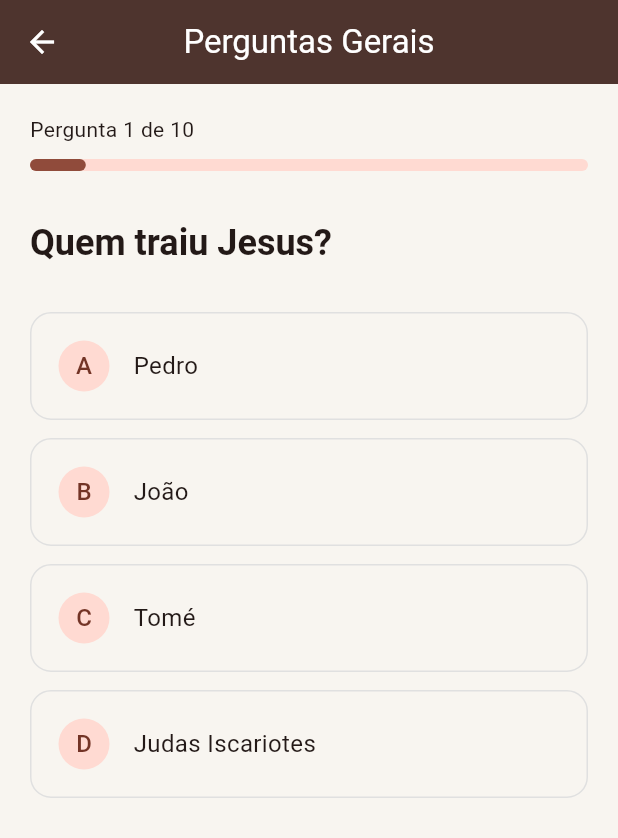
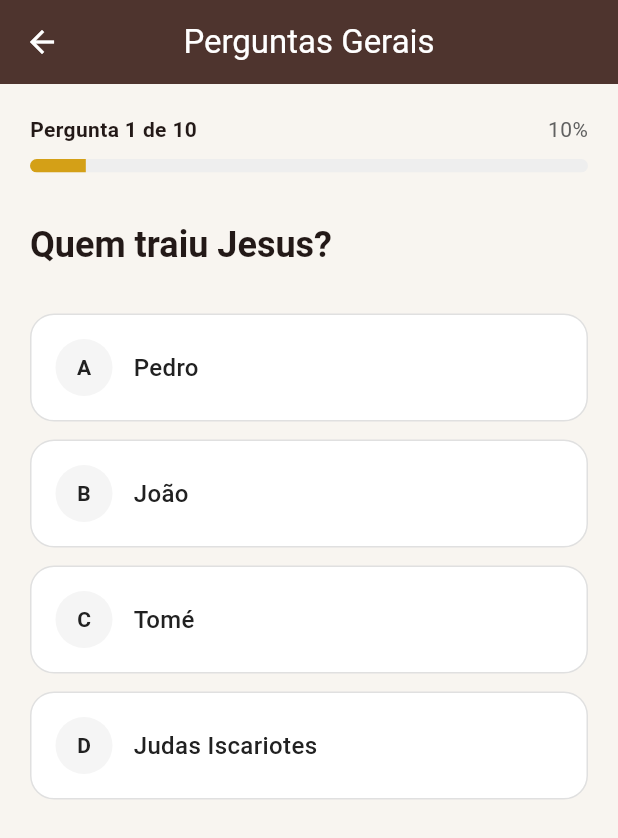
Before and after one commit to DagmarMpheio/bible_quiz_game, a Flutter app: the screen it shows after launch, after a tap on "Começar Quiz", after a tap on "Perguntas Gerais", on a phone screen of 412 x 824 dp. Shown: the top 838 px of the screen. Run offline on Flutter 3.47's test engine with Material 3 defaults, Android fonts, the phone set to English and light mode, and no system bars; our stand-ins replace flutter_riverpod, go_router.

Commit message:
utilização de widgets

```diff
--- a/lib/core/routes/app_router.dart
+++ b/lib/core/routes/app_router.dart
@@ -1,4 +1,5 @@
 import 'package:bible_quiz_game/models/category_model.dart';
+import 'package:bible_quiz_game/screens/splash/splash_screen.dart';
 import 'package:go_router/go_router.dart';
 
 import '../../screens/categories/categories_screen.dart';
@@ -9,8 +10,18 @@ import '../../screens/result/result_screen.dart';
 final GoRouter appRouter = GoRouter(
   initialLocation: '/',
   routes: [
+     GoRoute(
+      path: '/',
+      name: SplashScreen.routeName,
+      builder: (
+        context,
+        state,
+      ) {
+        return const SplashScreen();
+      },
+    ),
     GoRoute(
-      path: '/',
+      path: '/home',
       name: HomeScreen.routeName,
       builder: (context, state) {
         return const HomeScreen();
--- a/lib/screens/categories/categories_screen.dart
+++ b/lib/screens/categories/categories_screen.dart
@@ -1,14 +1,37 @@
 import 'package:bible_quiz_game/models/category_model.dart';
 import 'package:bible_quiz_game/screens/quiz/quiz_screen.dart';
+import 'package:bible_quiz_game/widgets/category_card.dart';
 import 'package:flutter/material.dart';
 import 'package:go_router/go_router.dart';
 
-//===============================================================
-// Tela que apresenta as categorias disponíveis para o quiz.
-//===============================================================
 class CategoriesScreen extends StatelessWidget {
   static const String routeName = 'categories-screen';
   const CategoriesScreen({super.key});
+
+  IconData _getCategoryIcon(QuizCategory category) {
+    switch (category) {
+      case QuizCategory.geral:
+        return Icons.quiz_rounded;
+
+      case QuizCategory.antigoTestamento:
+        return Icons.history_edu_rounded;
+
+      case QuizCategory.novoTestamento:
+        return Icons.auto_stories_rounded;
+
+      case QuizCategory.jesusCristo:
+        return Icons.favorite_rounded;
+
+      case QuizCategory.personagens:
+        return Icons.groups_rounded;
+
+      case QuizCategory.reisEProfetas:
+        return Icons.workspace_premium_rounded;
+
+      case QuizCategory.livrosDaBiblia:
+        return Icons.menu_book_rounded;
+    }
+  }
 
   @override
   Widget build(BuildContext context) {
@@ -18,30 +41,20 @@ class CategoriesScreen extends StatelessWidget {
         padding: const EdgeInsets.all(16),
         itemCount: QuizCategory.values.length,
         separatorBuilder: (_, __) {
-          return const SizedBox(height: 12);
+          return const SizedBox(height: 10);
         },
         itemBuilder: (context, index) {
           final category = QuizCategory.values[index];
 
-          return Card(
-            child: ListTile(
-              contentPadding: const EdgeInsets.symmetric(
-                horizontal: 20,
-                vertical: 12,
-              ),
-              leading: const CircleAvatar(child: Icon(Icons.menu_book)),
-              title: Text(
-                category.title,
-                style: const TextStyle(fontWeight: FontWeight.w600),
-              ),
-              trailing: const Icon(Icons.arrow_forward_ios_rounded, size: 18),
+          return CategoryCard(
+            title: category.title,
+            icon: _getCategoryIcon(category),
             onTap: () {
               context.pushNamed(
                 QuizScreen.routeName,
                 pathParameters: {'category': category.name},
               );
             },
-            ),
           );
         },
       ),
--- a/lib/screens/quiz/quiz_screen.dart
+++ b/lib/screens/quiz/quiz_screen.dart
@@ -1,5 +1,7 @@
 import 'package:bible_quiz_game/models/category_model.dart';
 import 'package:bible_quiz_game/screens/result/result_screen.dart';
+import 'package:bible_quiz_game/widgets/answer_card.dart';
+import 'package:bible_quiz_game/widgets/quiz_progress.dart';
 import 'package:flutter/material.dart';
 import 'package:flutter_riverpod/flutter_riverpod.dart';
 import 'package:go_router/go_router.dart';
@@ -12,12 +14,14 @@ import '../../providers/quiz_provider.dart';
 //===============================================================
 class QuizScreen extends ConsumerStatefulWidget {
   final QuizCategory category;
+  static const String routeName = 'quiz-screen';
 
   const QuizScreen({super.key, required this.category});
-  static const String routeName = 'quiz-screen';
 
   @override
-  ConsumerState<QuizScreen> createState() => _QuizScreenState();
+  ConsumerState<QuizScreen> createState() {
+    return _QuizScreenState();
+  }
 }
 
 class _QuizScreenState extends ConsumerState<QuizScreen> {
@@ -48,10 +52,11 @@ class _QuizScreenState extends ConsumerState<QuizScreen> {
     final question = quiz.currentQuestion;
 
     if (question == null) {
-      return const Scaffold(body: Center(child: CircularProgressIndicator()));
+      return Scaffold(
+        appBar: AppBar(title: Text(widget.category.title)),
+        body: const Center(child: CircularProgressIndicator()),
+      );
     }
-
-    final progress = (quiz.currentIndex + 1) / quiz.questions.length;
 
     return Scaffold(
       appBar: AppBar(title: Text(widget.category.title)),
@@ -61,16 +66,9 @@ class _QuizScreenState extends ConsumerState<QuizScreen> {
           child: Column(
             crossAxisAlignment: CrossAxisAlignment.start,
             children: [
-              Text(
-                'Pergunta ${quiz.currentIndex + 1} de ${quiz.questions.length}',
-              ),
-
-              const SizedBox(height: 10),
-
-              LinearProgressIndicator(
-                value: progress,
-                minHeight: 8,
-                borderRadius: BorderRadius.circular(10),
+              QuizProgress(
+                currentQuestion: quiz.currentIndex + 1,
+                totalQuestions: quiz.questions.length,
               ),
 
               const SizedBox(height: 32),
@@ -91,7 +89,7 @@ class _QuizScreenState extends ConsumerState<QuizScreen> {
                     return const SizedBox(height: 12);
                   },
                   itemBuilder: (context, index) {
-                    return _AnswerOption(
+                    return AnswerCard(
                       index: index,
                       text: question.options[index],
                       selectedAnswer: quiz.selectedAnswer,
@@ -105,8 +103,66 @@ class _QuizScreenState extends ConsumerState<QuizScreen> {
                 ),
               ),
 
-              if (quiz.answered) ...[
+              if (quiz.answered) _buildExplanation(context, quiz),
+            ],
+          ),
+        ),
+      ),
+    );
+  }
+
+  Widget _buildExplanation(BuildContext context, QuizState quiz) {
+    final question = quiz.currentQuestion!;
+
+    final selectedAnswer = quiz.selectedAnswer;
+
+    final isCorrect = selectedAnswer == question.correctAnswerIndex;
+
+    return Column(
+      crossAxisAlignment: CrossAxisAlignment.start,
+      children: [
         const SizedBox(height: 16),
+
+        Row(
+          children: [
+            Icon(
+              isCorrect ? Icons.check_circle : Icons.cancel,
+              color: isCorrect ? AppColors.success : AppColors.error,
+            ),
+
+            const SizedBox(width: 8),
+
+            Text(
+              isCorrect ? 'Resposta correta!' : 'Resposta incorreta',
+              style: TextStyle(
+                fontWeight: FontWeight.bold,
+                color: isCorrect ? AppColors.success : AppColors.error,
+              ),
+            ),
+          ],
+        ),
+
+        const SizedBox(height: 16),
+
+        Container(
+          width: double.infinity,
+          padding: const EdgeInsets.all(16),
+          decoration: BoxDecoration(
+            color: AppColors.primary.withValues(alpha: 0.06),
+            borderRadius: BorderRadius.circular(16),
+          ),
+          child: Column(
+            crossAxisAlignment: CrossAxisAlignment.start,
+            children: [
+              Row(
+                children: [
+                  const Icon(
+                    Icons.menu_book_rounded,
+                    size: 20,
+                    color: AppColors.secondary,
+                  ),
+
+                  const SizedBox(width: 8),
 
                   Text(
                     question.bibleReference,
@@ -115,91 +171,32 @@ class _QuizScreenState extends ConsumerState<QuizScreen> {
                       color: AppColors.primary,
                     ),
                   ),
+                ],
+              ),
 
-                const SizedBox(height: 8),
+              const SizedBox(height: 10),
 
               Text(question.explanation),
+            ],
+          ),
+        ),
 
         const SizedBox(height: 20),
 
         ElevatedButton(
           onPressed: () {
             if (quiz.isLastQuestion) {
-                      context.goNamed(ResultScreen.routeName);
-                    } else {
+              context.go('/result');
+              return;
+            }
+
             ref.read(quizProvider.notifier).nextQuestion();
-                    }
           },
           child: Text(
             quiz.isLastQuestion ? 'Ver resultado' : 'Próxima pergunta',
           ),
         ),
       ],
-            ],
-          ),
-        ),
-      ),
     );
   }
 }
-
-class _AnswerOption extends StatelessWidget {
-  final int index;
-
-  final String text;
-
-  final int? selectedAnswer;
-
-  final int correctAnswer;
-
-  final bool answered;
-
-  final VoidCallback onTap;
-
-  const _AnswerOption({
-    required this.index,
-    required this.text,
-    required this.selectedAnswer,
-    required this.correctAnswer,
-    required this.answered,
-    required this.onTap,
-  });
-
-  @override
-  Widget build(BuildContext context) {
-    Color? backgroundColor;
-
-    if (answered) {
-      if (index == correctAnswer) {
-        backgroundColor = AppColors.success.withValues(alpha: 0.15);
-      } else if (index == selectedAnswer) {
-        backgroundColor = AppColors.error.withValues(alpha: 0.15);
-      }
-    }
-
-    return InkWell(
-      onTap: answered ? null : onTap,
-      borderRadius: BorderRadius.circular(14),
-      child: Container(
-        padding: const EdgeInsets.all(18),
-        decoration: BoxDecoration(
-          color: backgroundColor,
-          borderRadius: BorderRadius.circular(14),
-          border: Border.all(color: Colors.grey.shade300),
-        ),
-        child: Row(
-          children: [
-            CircleAvatar(
-              radius: 17,
-              child: Text(String.fromCharCode(65 + index)),
-            ),
-
-            const SizedBox(width: 16),
-
-            Expanded(child: Text(text, style: const TextStyle(fontSize: 16))),
-          ],
-        ),
-      ),
-    );
-  }
-}
--- /dev/null
+++ b/lib/screens/splash/splash_screen.dart
@@ -0,0 +1,105 @@
+import 'dart:async';
+
+import 'package:bible_quiz_game/screens/home/home_screen.dart';
+import 'package:flutter/material.dart';
+import 'package:go_router/go_router.dart';
+
+import '../../core/constants/app_colors.dart';
+
+//======================================================================
+//Tela de Splash
+//=====================================================================
+class SplashScreen extends StatefulWidget {
+  const SplashScreen({super.key});
+  static String routeName = 'splash';
+
+  @override
+  State<SplashScreen> createState() => _SplashScreenState();
+}
+
+class _SplashScreenState extends State<SplashScreen> {
+  Timer? _timer;
+
+  @override
+  void initState() {
+    super.initState();
+
+    _timer = Timer(
+      const Duration(seconds: 3),
+      () {
+        if (!mounted) return;
+
+        context.goNamed(HomeScreen.routeName);
+      },
+    );
+  }
+
+  @override
+  void dispose() {
+    _timer?.cancel();
+    super.dispose();
+  }
+
+  @override
+  Widget build(BuildContext context) {
+    return Scaffold(
+      backgroundColor: AppColors.primary,
+      body: SafeArea(
+        child: Center(
+          child: Column(
+            mainAxisAlignment: MainAxisAlignment.center,
+            children: [
+              Container(
+                width: 130,
+                height: 130,
+                decoration: BoxDecoration(
+                  color: Colors.white,
+                  borderRadius: BorderRadius.circular(30),
+                ),
+                child: const Icon(
+                  Icons.menu_book_rounded,
+                  size: 80,
+                  color: AppColors.primary,
+                ),
+              ),
+
+              const SizedBox(height: 30),
+
+              const Text(
+                'Quiz Bíblico',
+                style: TextStyle(
+                  color: Colors.white,
+                  fontSize: 34,
+                  fontWeight: FontWeight.bold,
+                ),
+              ),
+
+              const SizedBox(height: 10),
+
+              const Text(
+                'Aprenda, responda e fortaleça\nos seus conhecimentos bíblicos.',
+                textAlign: TextAlign.center,
+                style: TextStyle(
+                  color: Colors.white70,
+                  fontSize: 16,
+                  height: 1.5,
+                ),
+              ),
+
+              const SizedBox(height: 50),
+
+              const SizedBox(
+                width: 28,
+                height: 28,
+                child: CircularProgressIndicator(
+                  strokeWidth: 3,
+                  color: AppColors.secondary,
+                ),
+              ),
+            ],
+          ),
+        ),
+      ),
+    );
+  }
+}
--- a/lib/widgets/answer_card.dart
+++ b/lib/widgets/answer_card.dart
@@ -0,0 +1,133 @@
+import 'package:flutter/material.dart';
+
+import '../core/constants/app_colors.dart';
+
+//======================================================================
+//Widget de Card de Resposta
+//=====================================================================
+class AnswerCard extends StatelessWidget {
+  final int index;
+  final String text;
+
+  final int? selectedAnswer;
+  final int correctAnswer;
+
+  final bool answered;
+
+  final VoidCallback onTap;
+
+  const AnswerCard({
+    super.key,
+    required this.index,
+    required this.text,
+    required this.selectedAnswer,
+    required this.correctAnswer,
+    required this.answered,
+    required this.onTap,
+  });
+
+  bool get isSelected => selectedAnswer == index;
+
+  bool get isCorrect => correctAnswer == index;
+
+  @override
+  Widget build(BuildContext context) {
+    Color backgroundColor = Colors.white;
+    Color borderColor = Colors.grey.shade300;
+    Color circleColor = Colors.grey.shade100;
+    Color textColor = AppColors.textPrimary;
+
+    IconData? statusIcon;
+    Color? statusIconColor;
+
+    if (answered) {
+      if (isCorrect) {
+        backgroundColor = AppColors.success.withValues(
+          alpha: 0.10,
+        );
+
+        borderColor = AppColors.success;
+        circleColor = AppColors.success;
+        textColor = AppColors.success;
+
+        statusIcon = Icons.check_circle;
+        statusIconColor = AppColors.success;
+      } else if (isSelected) {
+        backgroundColor = AppColors.error.withValues(
+          alpha: 0.10,
+        );
+
+        borderColor = AppColors.error;
+        circleColor = AppColors.error;
+        textColor = AppColors.error;
+
+        statusIcon = Icons.cancel;
+        statusIconColor = AppColors.error;
+      }
+    }
+
+    return InkWell(
+      onTap: answered ? null : onTap,
+      borderRadius: BorderRadius.circular(16),
+      child: AnimatedContainer(
+        duration: const Duration(milliseconds: 250),
+        padding: const EdgeInsets.all(16),
+        decoration: BoxDecoration(
+          color: backgroundColor,
+          borderRadius: BorderRadius.circular(16),
+          border: Border.all(
+            color: borderColor,
+            width: answered && (isCorrect || isSelected)
+                ? 1.5
+                : 1,
+          ),
+        ),
+        child: Row(
+          children: [
+            AnimatedContainer(
+              duration: const Duration(milliseconds: 250),
+              width: 38,
+              height: 38,
+              alignment: Alignment.center,
+              decoration: BoxDecoration(
+                color: circleColor,
+                shape: BoxShape.circle,
+              ),
+              child: Text(
+                String.fromCharCode(
+                  65 + index,
+                ),
+                style: TextStyle(
+                  color: answered &&
+                          (isCorrect || isSelected)
+                      ? Colors.white
+                      : AppColors.textPrimary,
+                  fontWeight: FontWeight.bold,
+                ),
+              ),
+            ),
+
+            const SizedBox(width: 14),
+
+            Expanded(
+              child: Text(
+                text,
+                style: TextStyle(
+                  color: textColor,
+                  fontSize: 16,
+                  fontWeight: FontWeight.w500,
+                ),
+              ),
+            ),
+
+            if (statusIcon != null)
+              Icon(
+                statusIcon,
+                color: statusIconColor,
+              ),
+          ],
+        ),
+      ),
+    );
+  }
+}
--- a/lib/widgets/category_card.dart
+++ b/lib/widgets/category_card.dart
@@ -0,0 +1,69 @@
+import 'package:flutter/material.dart';
+
+import '../core/constants/app_colors.dart';
+
+//======================================================================
+//Widget de Card de Categoria
+//=====================================================================
+class CategoryCard extends StatelessWidget {
+  final String title;
+  final IconData icon;
+  final VoidCallback onTap;
+
+  const CategoryCard({
+    super.key,
+    required this.title,
+    required this.icon,
+    required this.onTap,
+  });
+
+  @override
+  Widget build(BuildContext context) {
+    return Card(
+      elevation: 0,
+      color: Colors.white,
+      shape: RoundedRectangleBorder(
+        borderRadius: BorderRadius.circular(18),
+        side: BorderSide(color: Colors.grey.shade200),
+      ),
+      child: InkWell(
+        onTap: onTap,
+        borderRadius: BorderRadius.circular(18),
+        child: Padding(
+          padding: const EdgeInsets.symmetric(horizontal: 18, vertical: 18),
+          child: Row(
+            children: [
+              Container(
+                width: 52,
+                height: 52,
+                decoration: BoxDecoration(
+                  color: AppColors.primary.withValues(alpha: 0.10),
+                  borderRadius: BorderRadius.circular(14),
+                ),
+                child: Icon(icon, color: AppColors.primary),
+              ),
+
+              const SizedBox(width: 16),
+
+              Expanded(
+                child: Text(
+                  title,
+                  style: const TextStyle(
+                    fontSize: 16,
+                    fontWeight: FontWeight.w600,
+                  ),
+                ),
+              ),
+
+              const Icon(
+                Icons.arrow_forward_ios_rounded,
+                size: 18,
+                color: Colors.grey,
+              ),
+            ],
+          ),
+        ),
+      ),
+    );
+  }
+}
--- a/lib/widgets/quiz_progress.dart
+++ b/lib/widgets/quiz_progress.dart
@@ -0,0 +1,58 @@
+import 'package:flutter/material.dart';
+
+import '../core/constants/app_colors.dart';
+
+
+//======================================================================
+//Widget de Progresso do Quiz
+//=====================================================================
+class QuizProgress extends StatelessWidget {
+  final int currentQuestion;
+  final int totalQuestions;
+
+  const QuizProgress({
+    super.key,
+    required this.currentQuestion,
+    required this.totalQuestions,
+  });
+
+  @override
+  Widget build(BuildContext context) {
+    final progress = totalQuestions == 0
+        ? 0.0
+        : currentQuestion / totalQuestions;
+
+    return Column(
+      crossAxisAlignment: CrossAxisAlignment.start,
+      children: [
+        Row(
+          mainAxisAlignment: MainAxisAlignment.spaceBetween,
+          children: [
+            Text(
+              'Pergunta $currentQuestion de $totalQuestions',
+              style: const TextStyle(fontWeight: FontWeight.w600),
+            ),
+            Text(
+              '${(progress * 100).toStringAsFixed(0)}%',
+              style: const TextStyle(color: AppColors.textSecondary),
+            ),
+          ],
+        ),
+
+        const SizedBox(height: 10),
+
+        ClipRRect(
+          borderRadius: BorderRadius.circular(20),
+          child: LinearProgressIndicator(
+            value: progress,
+            minHeight: 9,
+            backgroundColor: Colors.grey.shade200,
+            valueColor: const AlwaysStoppedAnimation<Color>(
+              AppColors.secondary,
+            ),
+          ),
+        ),
+      ],
+    );
+  }
+}
```
Also changed, not shown: lib/screens/splash/splash_scree.dart (deleted), 2 other files. Lines whose indentation alone changed are shown as unchanged.
